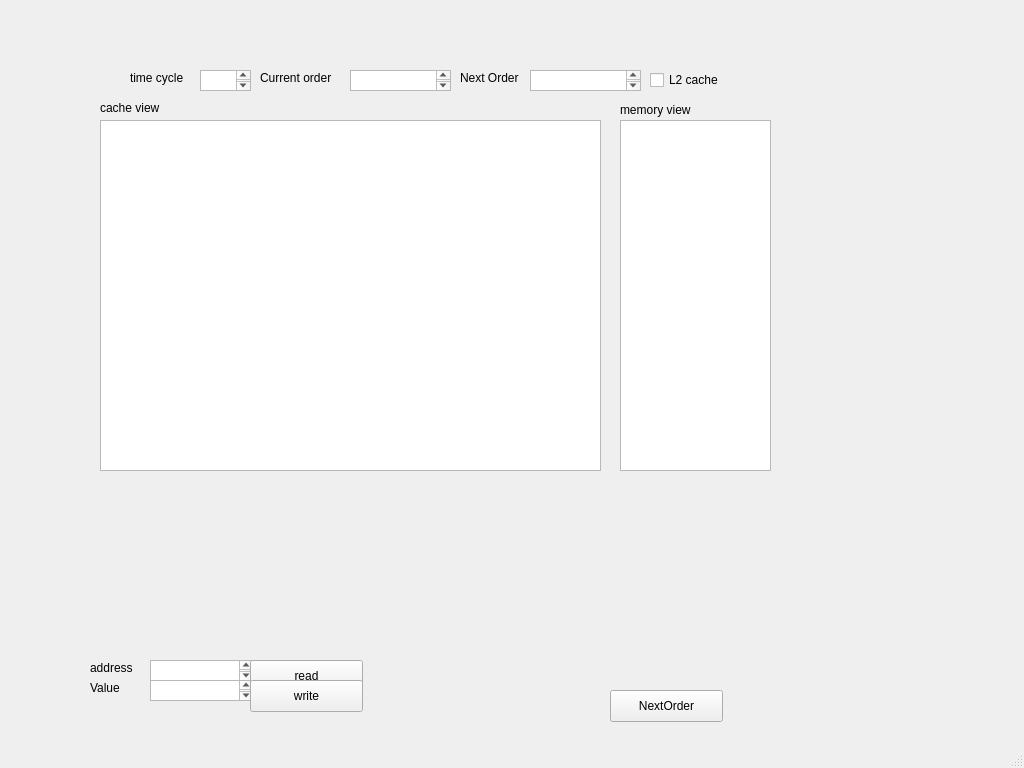
The window that ui/mainwindow.ui (Soooooda/WonderfulISA) describes before a commit, drawn with Qt 5.
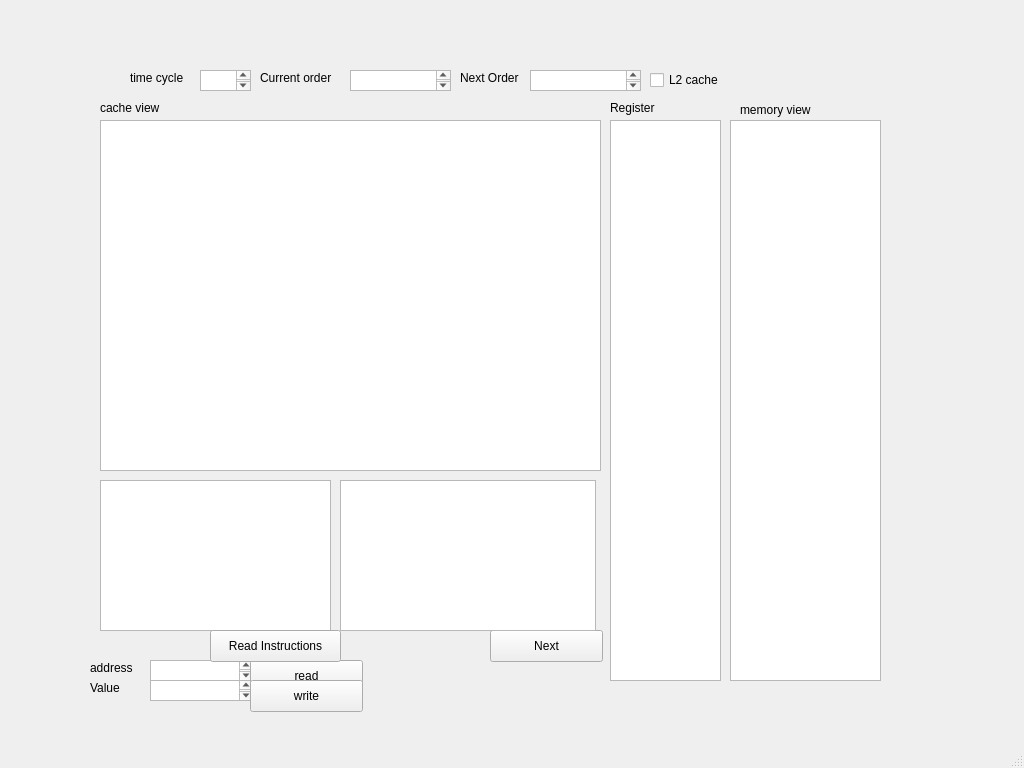
The same window after the commit.

Commit message: demo of Pipeline, partly can run

Patch:
```diff
--- a/ui/mainwindow.ui
+++ b/ui/mainwindow.ui
@@ -32,8 +32,8 @@
    <widget class="QPushButton" name="pushButton">
     <property name="geometry">
      <rect>
-      <x>610</x>
-      <y>690</y>
+      <x>490</x>
+      <y>630</y>
       <width>113</width>
       <height>32</height>
      </rect>
@@ -42,7 +42,7 @@
      <bool>true</bool>
     </property>
     <property name="text">
-     <string>NextOrder</string>
+     <string>Next</string>
     </property>
    </widget>
    <widget class="QLabel" name="cache_label">
@@ -143,7 +143,7 @@
    <widget class="QLabel" name="memory_label">
     <property name="geometry">
      <rect>
-      <x>620</x>
+      <x>740</x>
       <y>100</y>
       <width>91</width>
       <height>20</height>
@@ -156,10 +156,10 @@
    <widget class="QTableWidget" name="memoryTable">
     <property name="geometry">
      <rect>
-      <x>620</x>
+      <x>730</x>
       <y>120</y>
       <width>151</width>
-      <height>351</height>
+      <height>561</height>
      </rect>
     </property>
    </widget>
@@ -235,6 +235,62 @@
      <string>write</string>
     </property>
    </widget>
+   <widget class="QPlainTextEdit" name="InstructionInput">
+    <property name="geometry">
+     <rect>
+      <x>100</x>
+      <y>480</y>
+      <width>231</width>
+      <height>151</height>
+     </rect>
+    </property>
+   </widget>
+   <widget class="QPushButton" name="instructionReadButton">
+    <property name="geometry">
+     <rect>
+      <x>210</x>
+      <y>630</y>
+      <width>131</width>
+      <height>32</height>
+     </rect>
+    </property>
+    <property name="text">
+     <string>Read Instructions</string>
+    </property>
+   </widget>
+   <widget class="QTableWidget" name="pipelineTable">
+    <property name="geometry">
+     <rect>
+      <x>340</x>
+      <y>480</y>
+      <width>256</width>
+      <height>151</height>
+     </rect>
+    </property>
+   </widget>
+   <widget class="QTableWidget" name="registerTable">
+    <property name="geometry">
+     <rect>
+      <x>610</x>
+      <y>120</y>
+      <width>111</width>
+      <height>561</height>
+     </rect>
+    </property>
+   </widget>
+   <widget class="QLabel" name="registerLabel">
+    <property name="geometry">
+     <rect>
+      <x>610</x>
+      <y>100</y>
+      <width>59</width>
+      <height>16</height>
+     </rect>
+    </property>
+    <property name="text">
+     <string>Register</string>
+    </property>
+   </widget>
   </widget>
   <widget class="QMenuBar" name="menubar">
    <property name="geometry">
```
Left out of the diff: 2 changed lines with no effect on the pictures. The commit also changes 25 other files.
